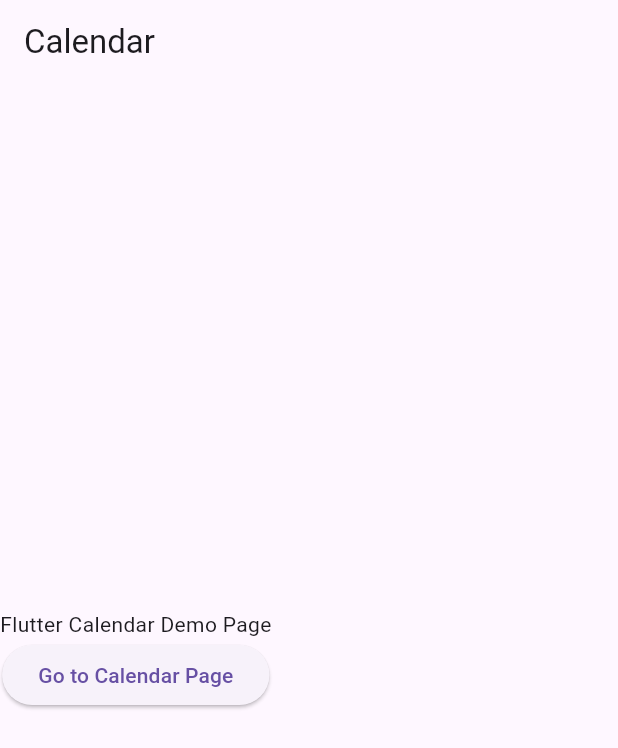
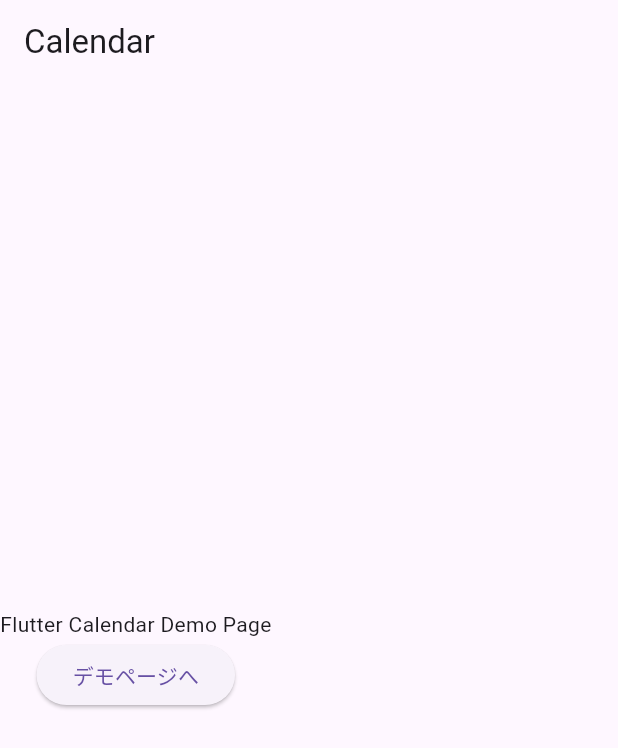
Before and after one commit to Yossy4131/flutter_calendar, a Flutter app: the screen it shows after launch, on a phone screen of 412 x 824 dp. Shown: the top 748 px of the screen. Run offline on Flutter 3.47's test engine with Material 3 defaults, Android fonts, the phone set to English and light mode, and no system bars; our stand-ins replace go_router.

Commit message:
change ElevatedButton to Button Class

```diff
--- a/lib/calendar_page.dart
+++ b/lib/calendar_page.dart
@@ -1,4 +1,6 @@
 import 'package:flutter/material.dart';
+import 'package:go_router/go_router.dart';
+import 'widgets/page_items.dart';
 
 class CalendarPage extends StatelessWidget {
   const CalendarPage({super.key});
@@ -14,10 +16,7 @@
             mainAxisAlignment: MainAxisAlignment.center,
             children: [
               Text('ここにカレンダーを表示する'),
-              ElevatedButton(
-                onPressed: () => Navigator.pop(context),
-                child: Text('戻る'),
-              ),
+              Button(title: '戻る', onPressed: () => GoRouter.of(context).pop()),
             ],
           ),
         ],
--- a/lib/home.dart
+++ b/lib/home.dart
@@ -1,7 +1,8 @@
 import 'package:flutter/material.dart';
 import 'package:flutter_calender/calendar_page.dart';
+
+import 'widgets/page_items.dart';
 import 'package:go_router/go_router.dart';
-
 
 class HomePage extends StatelessWidget {
   const HomePage({super.key});
@@ -17,9 +18,9 @@
             mainAxisAlignment: MainAxisAlignment.center,
             children: [
               Text('Flutter Calendar Demo Page'),
-              ElevatedButton(
+              Button(
+                title: 'デモページへ',
                 onPressed: () => GoRouter.of(context).push(CalendarPage.path),
-                child: Text('Go to Calendar Page'),
               ),
             ],
           ),
--- /dev/null
+++ b/lib/widgets/page_items.dart
@@ -0,0 +1,13 @@
+import 'package:flutter/material.dart';
+
+class Button extends StatelessWidget {
+  final String title;
+  final VoidCallback onPressed;
+
+  const Button({super.key, required this.title, required this.onPressed});
+
+  @override
+  Widget build(BuildContext context) {
+    return ElevatedButton(onPressed: onPressed, child: Text(title));
+  }
+}
```
